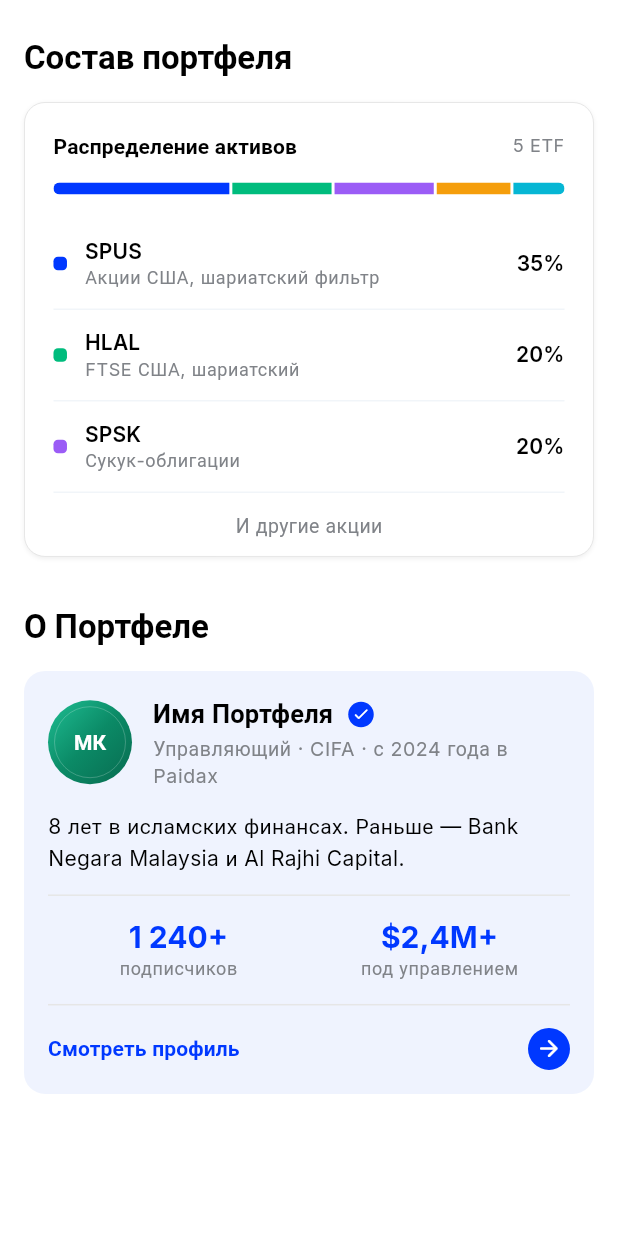
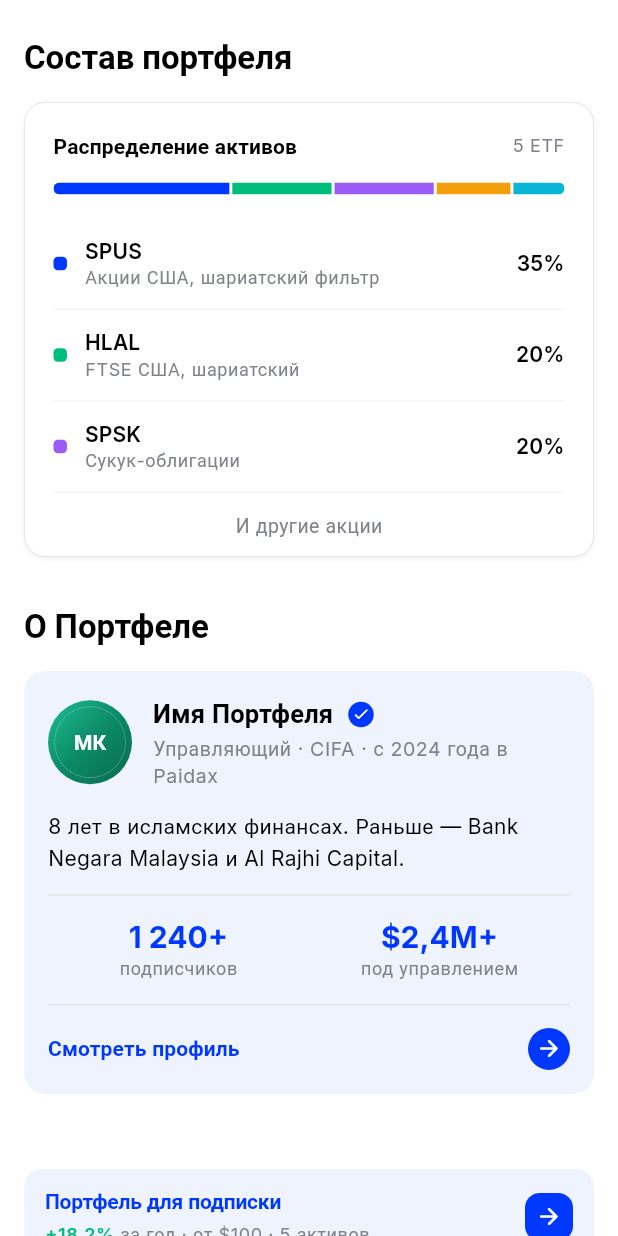
Before and after one commit to sul1aaa/tech_task_paidax2, a Flutter app: the PortfolioCompositionScreen screen opened directly, on a phone screen of 412 x 824 dp. Run offline on Flutter 3.47's test engine with Material 3 defaults, Android fonts, the phone set to English and light mode, and no system bars; our stand-ins replace flutter_bloc, flutter_svg, freezed_annotation, shimmer, video_player; project files that could hold a hidden picture were left out.

Commit message:
feat: add StrategyBannerCard widget and model for enhanced portfolio display

```diff
--- /dev/null
+++ b/lib/strategy/data/models/strategy_banner_data_model.dart
@@ -0,0 +1,20 @@
+class StrategyBannerData {
+  final String title;
+  final String returnRate;
+  final String minAmount;
+  final int assetsCount;
+
+  const StrategyBannerData({
+    required this.title,
+    required this.returnRate,
+    required this.minAmount,
+    required this.assetsCount,
+  });
+}
+
+const mockStrategyBanner = StrategyBannerData(
+  title: 'Портфель для подписки',
+  returnRate: '+18.2%',
+  minAmount: '\$100',
+  assetsCount: 5,
+);
--- a/lib/strategy/presentation/screens/mock_screen.dart
+++ b/lib/strategy/presentation/screens/mock_screen.dart
@@ -1,8 +1,10 @@
 import 'package:flutter/material.dart';
 import 'package:tech_task_paidax2/strategy/data/models/etf_assets_model.dart';
 import 'package:tech_task_paidax2/strategy/data/models/portfolio_about_data_model.dart';
+import 'package:tech_task_paidax2/strategy/data/models/strategy_banner_data_model.dart';
 import 'package:tech_task_paidax2/strategy/presentation/widgets/about_portfolio_card_widget.dart';
 import 'package:tech_task_paidax2/strategy/presentation/widgets/asset_distribution_card_widget.dart';
+import 'package:tech_task_paidax2/strategy/presentation/widgets/strategy_banner_card_widget.dart';
 import 'package:tech_task_paidax2/themes/theme.dart';
 
 class PortfolioCompositionScreen extends StatefulWidget {
@@ -50,6 +52,13 @@
                 aum: mockPortfolioAbout.aum,
                 onViewProfile: () {},
               ),
+
+              const SizedBox(height: 50),
+
+              StrategyBannerCard(
+                data: mockStrategyBanner,
+                onTap: () {},
+              ),
             ],
           ),
         ),
--- /dev/null
+++ b/lib/strategy/presentation/widgets/strategy_banner_card_widget.dart
@@ -0,0 +1,85 @@
+import 'package:flutter/material.dart';
+import 'package:tech_task_paidax2/strategy/data/models/strategy_banner_data_model.dart';
+import 'package:tech_task_paidax2/themes/theme.dart';
+
+class StrategyBannerCard extends StatelessWidget {
+  final StrategyBannerData data;
+  final VoidCallback? onTap;
+
+  const StrategyBannerCard({
+    super.key,
+    required this.data,
+    this.onTap,
+  });
+
+  @override
+  Widget build(BuildContext context) {
+    final theme = Theme.of(context).textTheme;
+
+    return Container(
+      width: double.infinity,
+      padding: const EdgeInsets.symmetric(horizontal: 14, vertical: 12),
+      decoration: BoxDecoration(
+        color: PaidaxColors.surfaceLight,
+        borderRadius: BorderRadius.circular(12),
+      ),
+      child: Row(
+        children: [
+          Expanded(
+            child: Column(
+              crossAxisAlignment: CrossAxisAlignment.start,
+              children: [
+                Text(
+                  data.title,
+                  style: theme.titleSmall?.copyWith(
+                      color: PaidaxColors.primary, letterSpacing: -0.14),
+                ),
+                const SizedBox(height: 4),
+                RichText(
+                  text: TextSpan(
+                    style: theme.bodySmall?.copyWith(
+                      color: PaidaxColors.secondaryText,
+                    ),
+                    children: [
+                      TextSpan(
+                        text: data.returnRate,
+                        style: theme.bodySmall?.copyWith(
+                          color: PaidaxColors.shariaCompliantGreen,
+                          fontWeight: FontWeight.w600,
+                        ),
+                      ),
+                      TextSpan(
+                        text:
+                            ' за год · от ${data.minAmount} · ${data.assetsCount} активов',
+                        style: theme.bodySmall?.copyWith(
+                          color: PaidaxColors.secondaryText,
+                        ),
+                      ),
+                    ],
+                  ),
+                ),
+              ],
+            ),
+          ),
+          const SizedBox(width: 12),
+          GestureDetector(
+            onTap: onTap,
+            child: Container(
+              width: 32,
+              height: 32,
+              decoration: BoxDecoration(
+                color: PaidaxColors.primary,
+                borderRadius: BorderRadius.circular(10),
+              ),
+              child: const Icon(
+                Icons.arrow_forward_rounded,
+                color: Colors.white,
+                size: 18,
+              ),
+            ),
+          ),
+        ],
+      ),
+    );
+  }
+}
```
